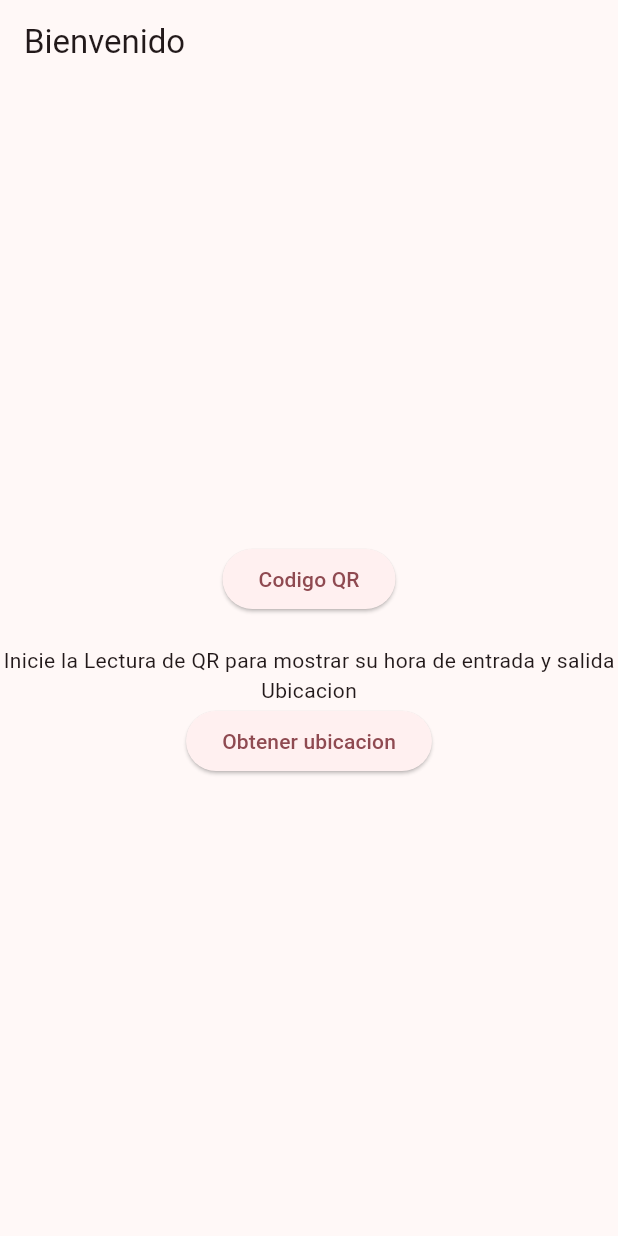
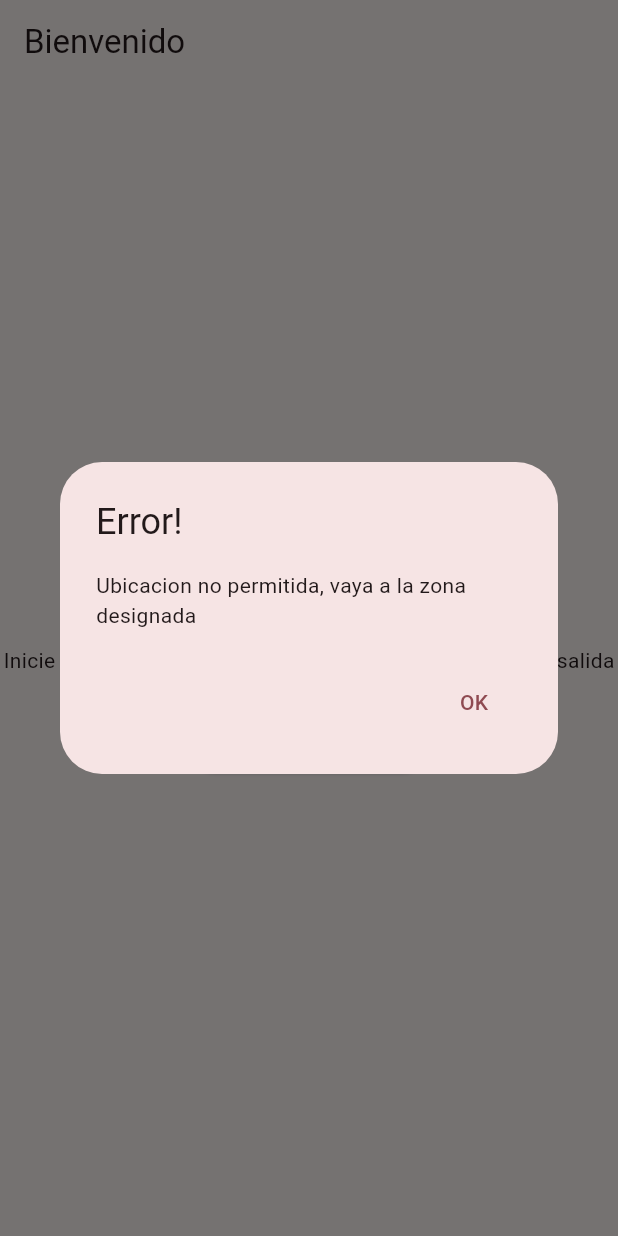
Before and after one commit to Astra782/qr_proyect, a Flutter app: the screen it shows once a user with an empty profile is signed in, after a tap on "Codigo QR", on a phone screen of 412 x 824 dp. Run offline on Flutter 3.47's test engine with Material 3 defaults, Android fonts, the phone set to English and light mode, and no system bars; our stand-ins replace firebase_auth, firebase_core, geocoding, geolocator, sign_in_button; missing offline and left inert: flutter_barcode_scanner; accounts and stored records are empty.

Commit message:
Se agrego el alert dialog de forma correcta

```diff
--- a/lib/main.dart
+++ b/lib/main.dart
@@ -1,7 +1,5 @@
 import 'package:flutter/material.dart';
-//import 'package:qr_project/pages/home.dart';
 import 'package:qr_proyect/pages/home.dart';
-//import 'firebase_options.dart';
 import 'package:firebase_core/firebase_core.dart';
 
 void main() async{
--- a/lib/pages/home.dart
+++ b/lib/pages/home.dart
@@ -1,9 +1,7 @@
 //import 'package:firebase_core/firebase_core.dart';
 import 'package:flutter/material.dart';
 import 'package:firebase_auth/firebase_auth.dart';
-//import 'package:flutter/rendering.dart';
 import 'package:qr_proyect/pages/qr_screen.dart';
-//import 'package:qr_proyect/firebase_options.dart';
 import 'package:sign_in_button/sign_in_button.dart';
 
 
--- a/lib/pages/qr_screen.dart
+++ b/lib/pages/qr_screen.dart
@@ -47,15 +47,7 @@ class _MyWidgetState extends State<QrScreen> {
             if(_currentAdress == "San Pedro Sula, 21102, Honduras"){
               scanQR();
             }else{
-              AlertDialog(
-                title: const Text("Error!"),
-                content: const Text("Ubicacion no permitida, vaya a la zona designada"),
-                actions: [
-                  TextButton(onPressed: (){
-                    Navigator.pop(context);
-                  }, child: const Text("OK"))
-                ],
-              );
+              _alertDialog();
             }
             //if(_currentAdress!=null) Text(_currentAdress);
           },
@@ -74,6 +66,8 @@ class _MyWidgetState extends State<QrScreen> {
       ),),
     );
   }
+
+  //LOGICA DE CODIGO QR
   void scanQR() async {
       try {
         final qrCode = await FlutterBarcodeScanner.scanBarcode("#ff6666", "Cancel", true, ScanMode.BARCODE);
@@ -86,7 +80,7 @@ class _MyWidgetState extends State<QrScreen> {
       getResult = "Failed to get platform version.";
     }
   }
-
+  //lOGICA DE LOCALIZACION
   _getCurrentLocation() async{
     Geolocator.getCurrentPosition(desiredAccuracy: LocationAccuracy.best)
         .then((Position position) {
@@ -119,4 +113,17 @@ class _MyWidgetState extends State<QrScreen> {
     super.debugFillProperties(properties);
     properties.add(DiagnosticsProperty<Position>('_currentPosition', _currentPosition));
   }
+  //ALERT DIALOG
+  void _alertDialog(){
+    showDialog(context: context, builder: (BuildContext){
+      return AlertDialog(
+        title: const Text("Error!"),
+        content: const Text("Ubicacion no permitida, vaya a la zona designada"),
+        actions: <Widget>[
+          TextButton(child: const Text("OK"), onPressed: (){Navigator.of(context).pop();}
+          ,)
+        ],
+      );
+    });
+  }
 }
```
